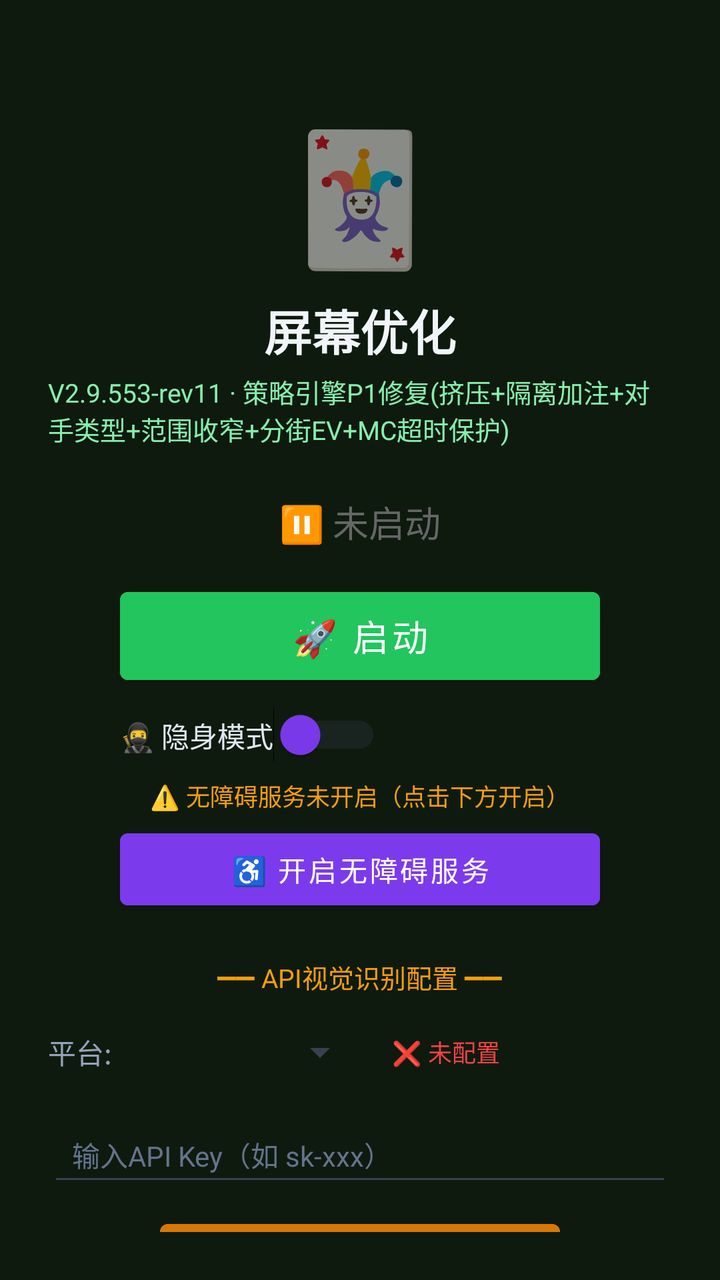
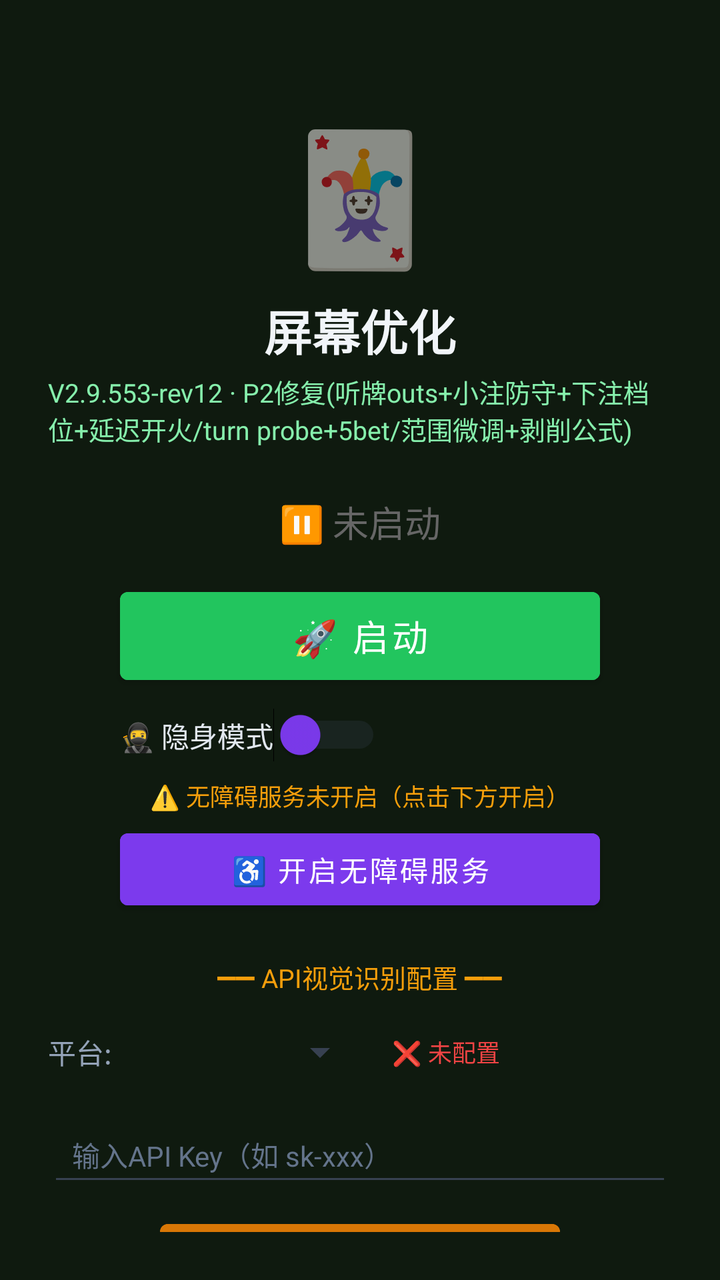

The first picture is an Android layout as it rendered before a commit; the second is the same layout after the commit. The layout source and the unified diff follow.
<!-- AndroidManifest.xml: activity theme Theme.MjScreenshot -->
<!-- res/layout/activity_main.xml -->
<?xml version="1.0" encoding="utf-8"?>
<LinearLayout xmlns:android="http://schemas.android.com/apk/res/android"
    android:layout_width="match_parent"
    android:layout_height="match_parent"
    android:orientation="vertical"
    android:background="#0f1a0f"
    android:padding="24dp"
    android:gravity="center_horizontal">

    <TextView
        android:layout_width="wrap_content"
        android:layout_height="wrap_content"
        android:text="🃏"
        android:textSize="64sp"
        android:layout_marginTop="30dp" />

    <TextView
        android:layout_width="wrap_content"
        android:layout_height="wrap_content"
        android:text="屏幕优化"
        android:textSize="24sp"
        android:textColor="#f1f5f9"
        android:textStyle="bold"
        android:layout_marginTop="8dp" />

    <TextView
        android:layout_width="wrap_content"
        android:layout_height="wrap_content"
        android:text="V2.9.553-rev11 · 策略引擎P1修复(挤压+隔离加注+对手类型+范围收窄+分街EV+MC超时保护)"
        android:textSize="13sp"
        android:textColor="#86efac"
        android:layout_marginTop="4dp" />

    <TextView
        android:id="@+id/tvStatus"
        android:layout_width="wrap_content"
        android:layout_height="wrap_content"
        android:text="⏸ 未启动"
        android:textSize="18sp"
        android:textColor="#666666"
        android:layout_marginTop="24dp" />

    <Button
        android:id="@+id/btnStart"
        android:layout_width="240dp"
        android:layout_height="56dp"
        android:text="🚀 启动"
        android:textSize="18sp"
        android:textColor="#ffffff"
        android:backgroundTint="#22c55e"
        android:layout_marginTop="16dp" />

    <Button
        android:id="@+id/btnHelper"
        android:layout_width="240dp"
        android:layout_height="56dp"
        android:text="🃏 打开智囊"
        android:textSize="16sp"
        android:textColor="#ffffff"
        android:backgroundTint="#16a34a"
        android:layout_marginTop="12dp"
        android:visibility="gone" />

    
    <LinearLayout
        android:layout_width="240dp"
        android:layout_height="wrap_content"
        android:orientation="horizontal"
        android:gravity="center_vertical"
        android:layout_marginTop="8dp">

        <Switch
            android:id="@+id/switchStealth"
            android:layout_width="wrap_content"
            android:layout_height="wrap_content"
            android:text="🥷 隐身模式"
            android:textColor="#e2e8f0"
            android:textSize="14sp"
            android:thumbTint="#7c3aed"
            android:trackTint="#374151" />
    </LinearLayout>

    <TextView
        android:id="@+id/tvAccessibilityStatus"
        android:layout_width="wrap_content"
        android:layout_height="wrap_content"
        android:text="⚠️ 无障碍服务未开启（点击下方开启）"
        android:textSize="12sp"
        android:textColor="#f59e0b"
        android:layout_marginTop="8dp"
        android:gravity="center" />

    <Button
        android:id="@+id/btnAccessibility"
        android:layout_width="240dp"
        android:layout_height="48dp"
        android:text="♿ 开启无障碍服务"
        android:textSize="14sp"
        android:textColor="#ffffff"
        android:backgroundTint="#7c3aed"
        android:layout_marginTop="4dp" />

    <TextView
        android:layout_width="wrap_content"
        android:layout_height="wrap_content"
        android:text="━━ API视觉识别配置 ━━"
        android:textSize="13sp"
        android:textColor="#f59e0b"
        android:layout_marginTop="20dp" />

    <LinearLayout
        android:layout_width="match_parent"
        android:layout_height="wrap_content"
        android:orientation="horizontal"
        android:layout_marginTop="8dp"
        android:gravity="center_vertical">

        <TextView
            android:layout_width="wrap_content"
            android:layout_height="wrap_content"
            android:text="平台:"
            android:textSize="14sp"
            android:textColor="#94a3b8" />

        <Spinner
            android:id="@+id/spinnerProvider"
            android:layout_width="120dp"
            android:layout_height="40dp"
            android:layout_marginStart="8dp"
            android:backgroundTint="#374151" />

        <TextView
            android:id="@+id/tvApiStatus"
            android:layout_width="wrap_content"
            android:layout_height="wrap_content"
            android:text="❌ 未配置"
            android:textSize="12sp"
            android:textColor="#ef4444"
            android:layout_marginStart="12dp" />
    </LinearLayout>

    <EditText
        android:id="@+id/etApiKey"
        android:layout_width="match_parent"
        android:layout_height="44dp"
        android:hint="输入API Key（如 sk-xxx）"
        android:textSize="14sp"
        android:textColor="#e2e8f0"
        android:textColorHint="#64748b"
        android:backgroundTint="#374151"
        android:inputType="textPassword"
        android:layout_marginTop="8dp"
        android:paddingStart="12dp"
        android:paddingEnd="12dp" />

    <Button
        android:id="@+id/btnSaveApi"
        android:layout_width="200dp"
        android:layout_height="44dp"
        android:text="💾 保存API配置"
        android:textSize="14sp"
        android:textColor="#ffffff"
        android:backgroundTint="#d97706"
        android:layout_marginTop="8dp" />

    <TextView
        android:id="@+id/tvHint"
        android:layout_width="wrap_content"
        android:layout_height="wrap_content"
        android:text="先点上方按钮启动截屏"
        android:textSize="13sp"
        android:textColor="#666666"
        android:layout_marginTop="12dp"
        android:gravity="center" />

    <TextView
        android:layout_width="wrap_content"
        android:layout_height="wrap_content"
        android:text="使用步骤：\n1. 配置API Key（支持OpenAI/通义千问VL/硅基流动）\n2. 点「开启无障碍服务」→ 开启\n3. 开启「🥷隐身模式」(反检测)\n4. 点「启动」→ 允许悬浮窗\n5. 打牌时点屏幕上的🎯悬浮球即可截屏识别\n★ 拖动悬浮球可移到不挡牌的位置 ★\n★ 长按悬浮球可展开/收起详细面板 ★\n★ 悬浮球边框颜色=建议：绿=加注 橙=跟注 红=弃牌 ★"
        android:textSize="12sp"
        android:textColor="#64748b"
        android:layout_marginTop="12dp"
        android:lineSpacingExtra="3dp" />

</LinearLayout>
<!-- resources referenced by this layout -->
<resources>
  <style name="Theme.MjScreenshot" parent="Theme.MaterialComponents.DayNight.DarkActionBar">
          <item name="colorPrimary">#1e40af</item>
          <item name="colorPrimaryVariant">#1e3a8a</item>
          <item name="colorOnPrimary">#ffffff</item>
          <item name="android:statusBarColor">#0f172a</item>
      </style>
</resources>

<!-- the commit's change to res/layout/activity_main.xml (unified diff, before → after) -->
@@ -26,7 +26,7 @@
     <TextView
         android:layout_width="wrap_content"
         android:layout_height="wrap_content"
-        android:text="V2.9.553-rev11 · 策略引擎P1修复(挤压+隔离加注+对手类型+范围收窄+分街EV+MC超时保护)"
+        android:text="V2.9.553-rev12 · P2修复(听牌outs+小注防守+下注档位+延迟开火/turn probe+5bet/范围微调+剥削公式)"
         android:textSize="13sp"
         android:textColor="#86efac"
         android:layout_marginTop="4dp" />
